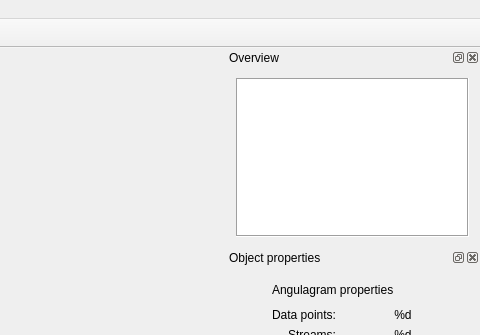
The window that topino/ui/mainwindow.ui (XXY1227/topino) describes before a commit, drawn with Qt 5; both pictures show x 464 to 944 and y 0 to 335 of the 944 by 739 pixel window.
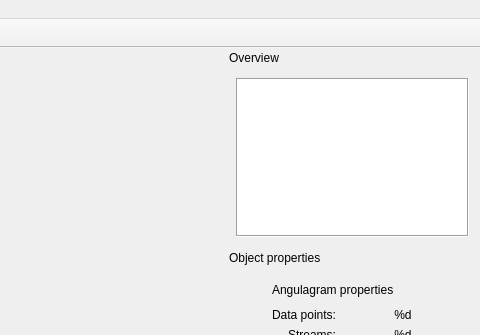
The same window after the commit. Icons and pictures are not drawn.

```diff
--- a/topino/ui/mainwindow.ui
+++ b/topino/ui/mainwindow.ui
@@ -150,7 +150,7 @@
     <bool>false</bool>
    </property>
    <property name="features">
-    <set>QDockWidget::AllDockWidgetFeatures</set>
+    <set>QDockWidget::DockWidgetMovable</set>
    </property>
    <property name="allowedAreas">
     <set>Qt::LeftDockWidgetArea|Qt::RightDockWidgetArea</set>
@@ -201,6 +201,15 @@
    </widget>
   </widget>
   <widget class="QDockWidget" name="dockObjectProperties">
+   <property name="minimumSize">
+    <size>
+     <width>250</width>
+     <height>38</height>
+    </size>
+   </property>
+   <property name="features">
+    <set>QDockWidget::DockWidgetMovable</set>
+   </property>
    <property name="windowTitle">
     <string>Object properties</string>
    </property>
```
Left out of the diff: 4 changed lines with no effect on the pictures.
